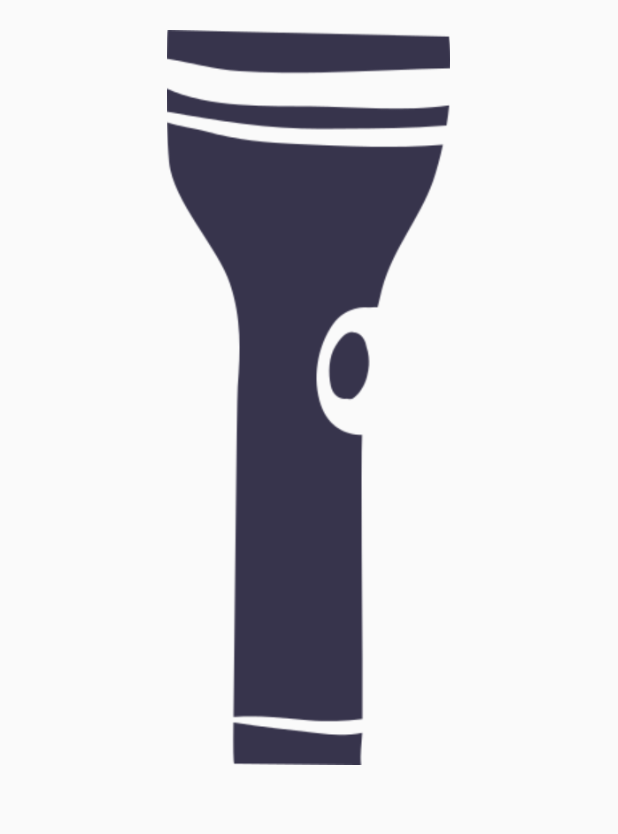
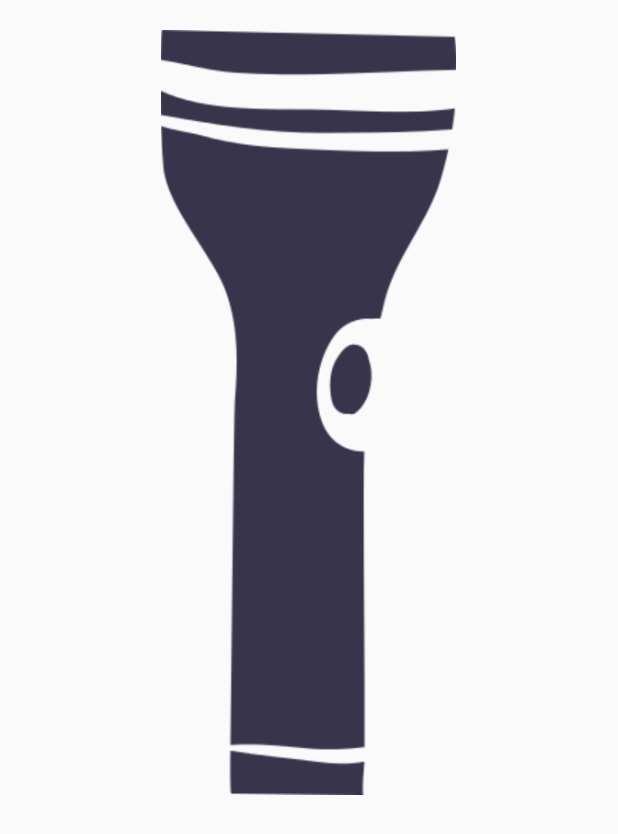
Before and after one commit to webmasteraxe/Basics, an Android app: the screen it shows after launch (TorchActivity), on a phone screen of 412 x 824 dp. Shown: the top 834 px of the screen. Run offline under Robolectric (Android 15) with nearby library versions, the light colour scheme and no system bars.

Commit message:
Fun with Service Example !

```diff
--- a/services/src/main/res/layout/torchy.xml
+++ b/services/src/main/res/layout/torchy.xml
@@ -13,7 +13,7 @@
         android:layout_gravity="bottom|center"
         android:id="@+id/btnSwitch"
         android:layout_marginTop="20dp"
-        android:layout_height="490dp"
+        android:layout_height="510dp"
         android:layout_width="wrap_content"
         android:src="@drawable/off_torch" />
 </LinearLayout>
```
